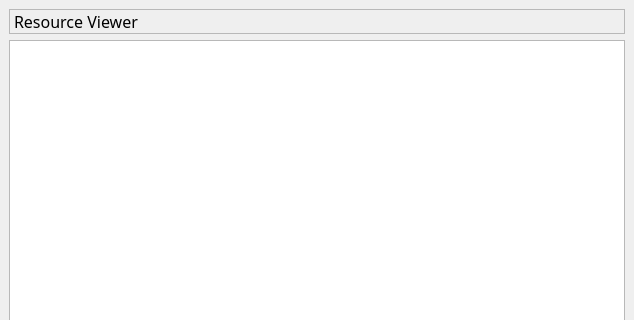
Old version of the form trunk/maestro/gui/plugins/views/resource/ResourceViewBase.ui in the repository patrickhartling/maestro; both pictures show x 0 to 634 and y 0 to 320 of the 634 by 560 pixel window.
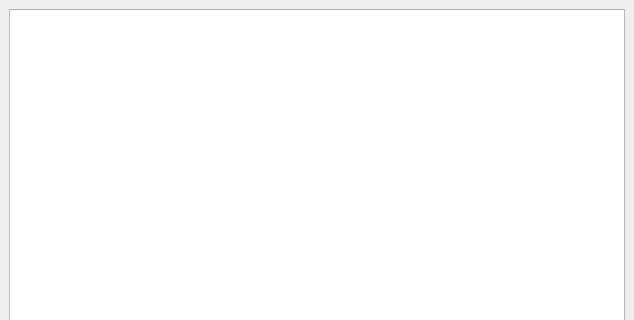
New version of the form.

Commit message: - Put the view title bar in the Maestro UI instead of each view.

The edit to the form file:
```diff
--- a/trunk/maestro/gui/plugins/views/resource/ResourceViewBase.ui
+++ b/trunk/maestro/gui/plugins/views/resource/ResourceViewBase.ui
@@ -22,36 +22,6 @@
    <property name="spacing" >
     <number>6</number>
    </property>
-   <item>
-    <widget class="QLabel" name="mTitleLbl" >
-     <property name="font" >
-      <font>
-       <family>Sans Serif</family>
-       <pointsize>12</pointsize>
-       <weight>50</weight>
-       <italic>false</italic>
-       <bold>false</bold>
-       <underline>false</underline>
-       <strikeout>false</strikeout>
-      </font>
-     </property>
-     <property name="autoFillBackground" >
-      <bool>true</bool>
-     </property>
-     <property name="frameShape" >
-      <enum>QFrame::StyledPanel</enum>
-     </property>
-     <property name="frameShadow" >
-      <enum>QFrame::Sunken</enum>
-     </property>
-     <property name="lineWidth" >
-      <number>3</number>
-     </property>
-     <property name="text" >
-      <string>Resource Viewer</string>
-     </property>
-    </widget>
-   </item>
    <item>
     <widget class="QTableView" name="mResourceTable" />
    </item>
```
Left out of the diff: 5 changed lines with no effect on the pictures. The commit also changes 20 other files.
